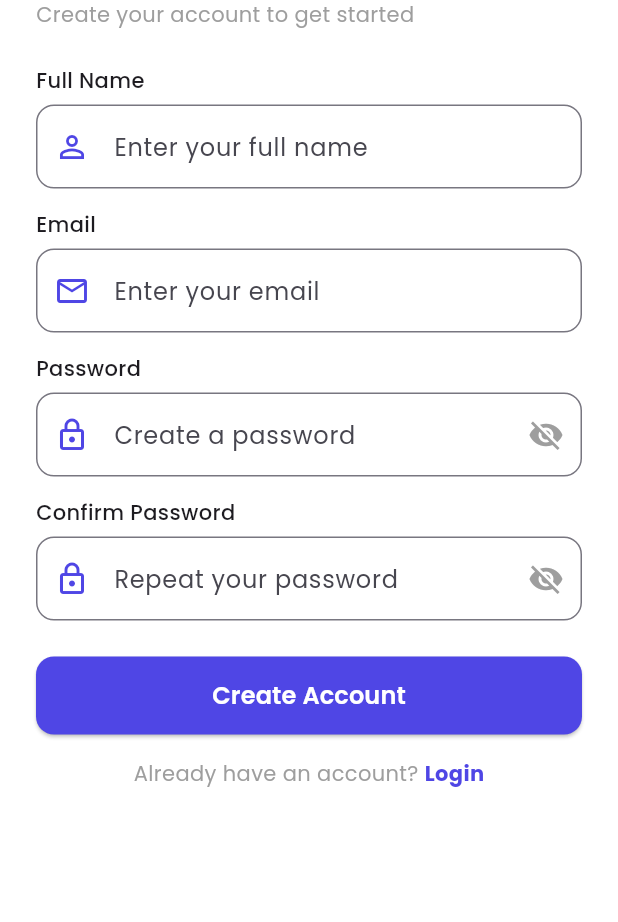
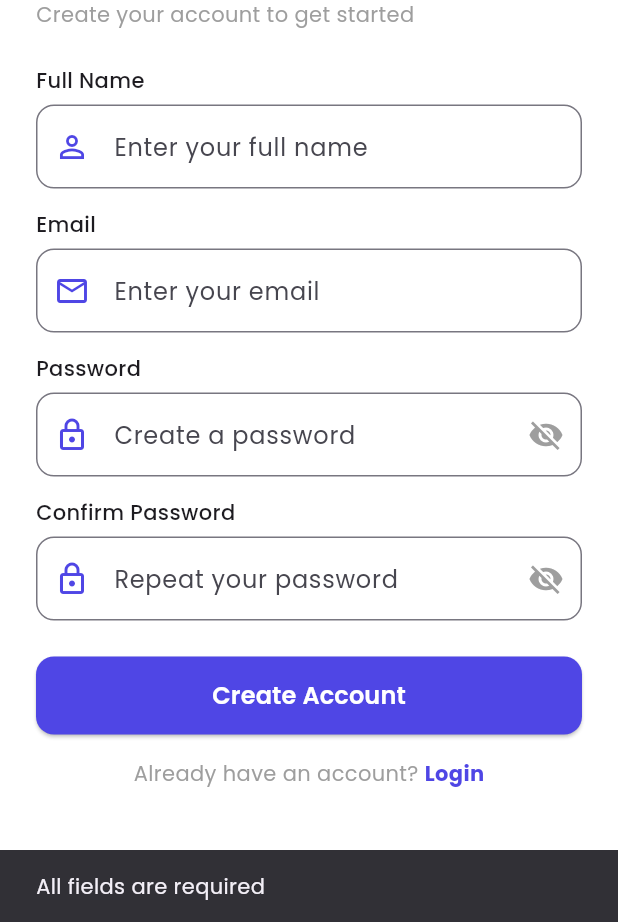
Before and after one commit to A-israel/bookstore-app, a Flutter app: the RegisterScreen screen opened directly, after a tap on "Create Account", on a phone screen of 412 x 824 dp, the part 314-1236 px from its top. Run offline on Flutter 3.47's test engine with Material 3 defaults, Android fonts, the phone set to English and light mode, and no system bars; our stand-ins replace flutter_rating_bar, flutter_secure_storage, google_fonts; accounts and stored records are empty.

Commit message:
chore: finalized registeration and login

```diff
--- a/lib/main.dart
+++ b/lib/main.dart
@@ -2,6 +2,8 @@ import 'package:flutter/material.dart';
 import 'package:google_fonts/google_fonts.dart';
 import 'screens/auth/login_screen.dart';
 import 'screens/catalog/home_screen.dart';
+import '../../models/book_model.dart';
+import '../../services/api_service.dart';
 import 'screens/splash_screen.dart';
 
 void main() {
@@ -10,6 +12,8 @@ void main() {
 
 class MyApp extends StatelessWidget {
   const MyApp({super.key});
+
+
 
   @override
   Widget build(BuildContext context) {
--- a/lib/models/book_model.dart
+++ b/lib/models/book_model.dart
@@ -0,0 +1,46 @@
+class Book {
+  final int bid;
+  final String title;
+  final String author;
+  final String genre;
+  final double price;
+  final int ratings;
+  final String description;
+  final String coverUrl;
+  final int stock;
+  final bool isBestseller;
+  final DateTime releaseDate;
+
+  Book({
+    required this.bid,
+    required this.title,
+    required this.author,
+    required this.genre,
+    required this.price,
+    required this.ratings,
+    required this.description,
+    required this.coverUrl,
+    required this.stock,
+    required this.isBestseller,
+    required this.releaseDate,
+  });
+
+  factory Book.fromJson(Map<String, dynamic> json) {
+    return Book(
+      bid: json['bid'] ?? 0,
+      title: json['title'] ?? 'Unknown Title',
+      author: json['author'] ?? 'Unknown Author',
+      genre: json['genre'] ?? 'General',
+
+      price: (json['price'] as num?)?.toDouble() ?? 0.0,
+      ratings: json['ratings'] ?? 0,
+      description: json['description'] ?? '',
+      coverUrl: json['coverUrl'] ?? 'https://via.placeholder.com/150',
+      stock: json['stock'] ?? 0,
+      isBestseller: json['isBestseller'] ?? false,
+      releaseDate: json['releaseDate'] != null
+          ? DateTime.parse(json['releaseDate'])
+          : DateTime.now(),
+    );
+  }
+}
--- a/lib/screens/auth/register_screen.dart
+++ b/lib/screens/auth/register_screen.dart
@@ -1,5 +1,7 @@
 import 'package:flutter/material.dart';
 import 'package:google_fonts/google_fonts.dart';
+
+import '../../services/auth_service.dart';
 
 class RegisterScreen extends StatefulWidget {
   const RegisterScreen({super.key});
@@ -128,12 +130,53 @@ class _RegisterScreenState extends State<RegisterScreen> {
                         width: double.infinity,
                         height: 52,
                         child: ElevatedButton(
-                          onPressed: isLoading ? null : () {
-                            // TODO: connect to backend register API
+                          // Update the onPressed method in register_screen.dart:
+                          onPressed: isLoading
+                              ? null
+                              : () async {
+                            final name = nameController.text.trim();
+                            final email = emailController.text.trim();
+                            final password = passwordController.text.trim();
+                            final confirmPassword = confirmPasswordController.text.trim();
+
+                            if (name.isEmpty || email.isEmpty || password.isEmpty) {
+                              ScaffoldMessenger.of(context).showSnackBar(
+                                const SnackBar(content: Text('All fields are required')),
+                              );
+                              return;
+                            }
+
+                            if (password != confirmPassword) {
+                              ScaffoldMessenger.of(context).showSnackBar(
+                                const SnackBar(content: Text('Passwords do not match'), backgroundColor: Colors.red),
+                              );
+                              return;
+                            }
+
                             setState(() => isLoading = true);
-                            Future.delayed(const Duration(seconds: 1), () {
-                              setState(() => isLoading = false);
-                            });
+
+                            final result = await AuthService.register(
+                              fullname: name,
+                              email: email,
+                              password: password,
+                            );
+
+                            setState(() => isLoading = false);
+
+                            if (result['success']) {
+                              ScaffoldMessenger.of(context).showSnackBar(
+                                const SnackBar(content: Text('Account Created! Please Login.'), backgroundColor: Colors.green),
+                              );
+                              // Pop back to login screen
+                              Navigator.pop(context);
+                            } else {
+                              ScaffoldMessenger.of(context).showSnackBar(
+                                SnackBar(
+                                  content: Text(result['message'] ?? 'Registration failed'),
+                                  backgroundColor: Colors.red,
+                                ),
+                              );
+                            }
                           },
                           style: ElevatedButton.styleFrom(
                             backgroundColor: const Color(0xFF4F46E5),
--- a/pubspec.yaml
+++ b/pubspec.yaml
@@ -10,12 +10,13 @@ dependencies:
   flutter:
     sdk: flutter
   provider: ^6.1.1
-  http: ^1.2.1
+  http: ^1.6.0
   shared_preferences: ^2.2.2
   cached_network_image: ^3.3.1
   flutter_rating_bar: ^4.0.1
   google_fonts: ^6.1.0
   cupertino_icons: ^1.0.6
+  flutter_secure_storage: ^10.2.0
 
 dev_dependencies:
   flutter_test:
```
Also changed, not shown: lib/screens/auth/login_screen.dart (+49 -5 lines), lib/services/api_service.dart (+28 -0 lines), lib/services/auth_service.dart (+60 -0 lines), pubspec.lock, 3 other files.
